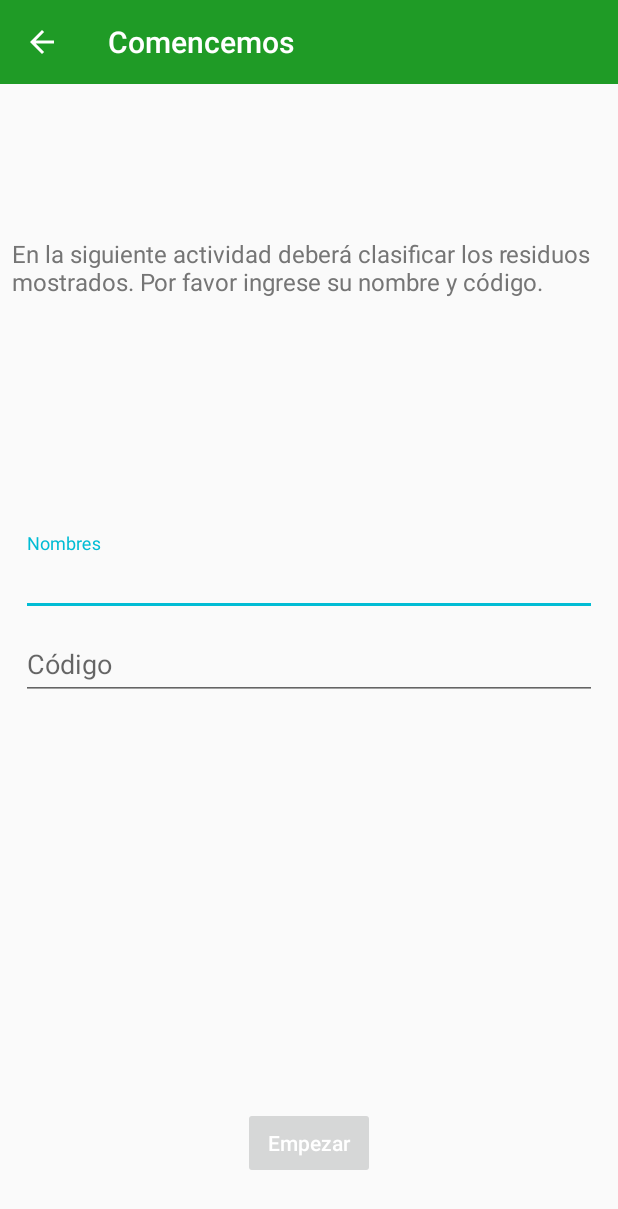
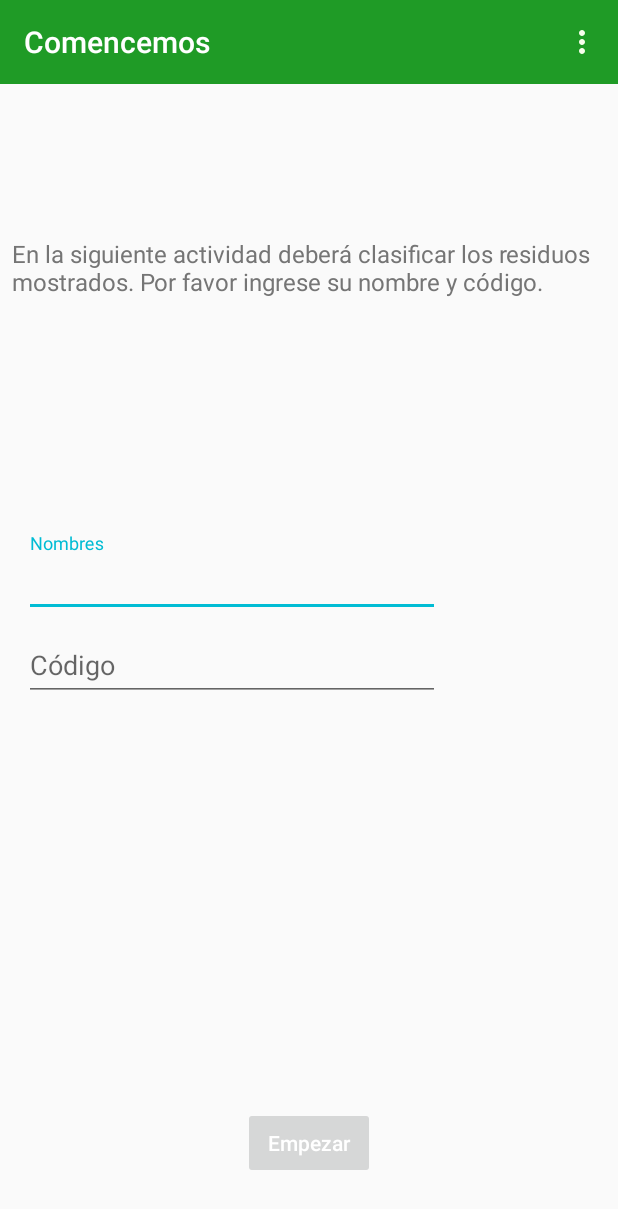
Before and after one commit to FabioGeney/BestPlanet, an Android app: the screen it shows after launch (FormularioActivity), on a phone screen of 412 x 824 dp. Shown: the top 1209 px of the screen. Run offline under Robolectric (Android 15) with nearby library versions, the phone set to English and light mode, and no system bars; our stand-ins replace Firebase (no records; nobody signed in at launch, a user with empty details on screens opened directly).

Commit message:
Creditos, inhabilitar boton atras

```diff
--- a/app/src/main/AndroidManifest.xml
+++ b/app/src/main/AndroidManifest.xml
@@ -24,6 +24,7 @@
                 android:value=".FormularioActivity" />
         </activity>
         <activity android:name=".MainActivity"
+            android:screenOrientation="portrait"
             android:theme="@style/AppTheme.NoActionBar">
         </activity>
     </application>
--- a/app/src/main/java/com/proyecto/bestplane/Calificacion.java
+++ b/app/src/main/java/com/proyecto/bestplane/Calificacion.java
@@ -49,6 +49,11 @@ public class Calificacion extends AppCompatActivity {
         });
         mRecyclerView.setLayoutManager(layoutManager);
         mRecyclerView.setAdapter(tipsAdapter);
+
+    }
+
+    @Override
+    public void onBackPressed() {
 
     }
 
--- a/app/src/main/java/com/proyecto/bestplane/FormularioActivity.java
+++ b/app/src/main/java/com/proyecto/bestplane/FormularioActivity.java
@@ -1,13 +1,18 @@
 package com.proyecto.bestplane;
 
+        import android.content.DialogInterface;
         import android.content.Intent;
         import android.support.annotation.NonNull;
+        import android.support.v7.app.AlertDialog;
         import android.support.v7.app.AppCompatActivity;
         import android.os.Bundle;
         import android.support.v7.widget.Toolbar;
         import android.text.Editable;
         import android.text.TextWatcher;
         import android.util.Log;
+        import android.view.Menu;
+        import android.view.MenuInflater;
+        import android.view.MenuItem;
         import android.view.MotionEvent;
         import android.view.View;
         import android.widget.Button;
@@ -44,7 +49,6 @@ public class FormularioActivity extends AppCompatActivity {
         setContentView(R.layout.activity_formulario);
         Toolbar toolbar = findViewById(R.id.toolbar);
         setSupportActionBar(toolbar);
-        getSupportActionBar().setDisplayHomeAsUpEnabled(true);
         this.setTitle("Comencemos");
 
         edtnombres =findViewById(R.id.edtnombres);
@@ -69,6 +73,32 @@ public class FormularioActivity extends AppCompatActivity {
 
     }
 
+    @Override
+    public boolean onCreateOptionsMenu(Menu menu) {
+        MenuInflater inflater = getMenuInflater();
+        inflater.inflate(R.menu.action_bar_menu, menu);
+        return true;
+    }
+
+    @Override
+    public boolean onOptionsItemSelected(MenuItem item) {
+        switch (item.getItemId()){
+            case R.id.opciones:
+                AlertDialog.Builder alert = new AlertDialog.Builder(this);
+                alert.setTitle("Acerca de");
+                alert.setMessage("Esta aplicación fue desarrollada por el estudiante de ingeniería de sistemas, Fabio Andres Geney Barros. Para la CÁTEDRA RODOLFO LOW MAUS: EDUCACIÓN EN CAMBIO CLIMÁTICO II-2018.\n");
+                alert.setPositiveButton("Aceptar", new DialogInterface.OnClickListener() {
+                    @Override
+                    public void onClick(DialogInterface dialog, int which) {
+
+                    }
+                });
+                alert.show();
+                return true;
+            default:
+                return super.onOptionsItemSelected(item);
+        }
+    }
 
     private TextWatcher loginTextWatcher = new TextWatcher() {
         @Override
--- /dev/null
+++ b/app/src/main/res/drawable/ic_opciones.xml
@@ -0,0 +1,5 @@
+<vector android:height="24dp" android:tint="#F7FFEC"
+    android:viewportHeight="24.0" android:viewportWidth="24.0"
+    android:width="24dp" xmlns:android="http://schemas.android.com/apk/res/android">
+    <path android:fillColor="#FF000000" android:pathData="M12,8c1.1,0 2,-0.9 2,-2s-0.9,-2 -2,-2 -2,0.9 -2,2 0.9,2 2,2zM12,10c-1.1,0 -2,0.9 -2,2s0.9,2 2,2 2,-0.9 2,-2 -0.9,-2 -2,-2zM12,16c-1.1,0 -2,0.9 -2,2s0.9,2 2,2 2,-0.9 2,-2 -0.9,-2 -2,-2z"/>
+</vector>
--- a/app/src/main/res/layout/activity_calificacion.xml
+++ b/app/src/main/res/layout/activity_calificacion.xml
@@ -30,13 +30,11 @@
         <RatingBar
             android:id="@+id/estrallas"
             android:layout_width="wrap_content"
-            android:layout_height="0dp"
+            android:layout_height="wrap_content"
             android:layout_marginStart="8dp"
             android:layout_marginLeft="8dp"
-            android:layout_marginTop="8dp"
             android:layout_marginEnd="8dp"
             android:layout_marginRight="8dp"
-            android:layout_marginBottom="8dp"
             android:isIndicator="true"
             android:stepSize="0.05"
             android:theme="@style/RatingBar"
--- a/app/src/main/res/layout/activity_formulario.xml
+++ b/app/src/main/res/layout/activity_formulario.xml
@@ -15,14 +15,15 @@
 
     <android.support.design.widget.TextInputLayout
         android:id="@+id/textInputLayoutNombres"
-        android:layout_width="wrap_content"
-        android:layout_height="55dp"
+        android:layout_width="0dp"
+        android:layout_height="wrap_content"
         android:layout_marginStart="16dp"
         android:layout_marginLeft="16dp"
         android:layout_marginEnd="16dp"
-        android:layout_marginRight="16dp"
+        android:layout_marginRight="24dp"
         app:layout_constraintBottom_toBottomOf="parent"
         app:layout_constraintEnd_toEndOf="parent"
+        app:layout_constraintHorizontal_bias="0.77"
         app:layout_constraintStart_toStartOf="parent"
         app:layout_constraintTop_toBottomOf="@+id/toolbar"
         app:layout_constraintVertical_bias="0.42000002">
@@ -31,20 +32,21 @@
             android:id="@+id/edtnombres"
             android:layout_width="wrap_content"
             android:layout_height="wrap_content"
-            android:ems="18"
+            android:ems="13"
             android:hint="@string/hint_nombres"
-            android:inputType="textPersonName" />
+            android:inputType="textPersonName"
+            android:paddingRight="32dp" />
 
     </android.support.design.widget.TextInputLayout>
 
     <android.support.design.widget.TextInputLayout
         android:id="@+id/textInputLayoutCodigo"
-        android:layout_width="wrap_content"
+        android:layout_width="0dp"
         android:layout_height="wrap_content"
         android:layout_marginStart="16dp"
         android:layout_marginLeft="16dp"
         android:layout_marginEnd="16dp"
-        android:layout_marginRight="16dp"
+        android:layout_marginRight="24dp"
         app:layout_constraintEnd_toEndOf="parent"
         app:layout_constraintStart_toStartOf="parent"
         app:layout_constraintTop_toBottomOf="@+id/textInputLayoutNombres">
@@ -53,9 +55,11 @@
             android:id="@+id/edtcodigo"
             android:layout_width="wrap_content"
             android:layout_height="wrap_content"
-            android:ems="18"
+            android:ems="13"
             android:hint="@string/hint_codigo"
-            android:inputType="number" />
+            android:inputType="number"
+            android:maxLength="7"
+            android:paddingRight="32dp" />
 
     </android.support.design.widget.TextInputLayout>
 
--- /dev/null
+++ b/app/src/main/res/menu/action_bar_menu.xml
@@ -0,0 +1,10 @@
+<?xml version="1.0" encoding="utf-8"?>
+<menu xmlns:android="http://schemas.android.com/apk/res/android"
+    xmlns:app="http://schemas.android.com/apk/res-auto">
+    <item android:id="@+id/opciones"
+        android:icon="@drawable/ic_opciones"
+        app:title="Acerca de"
+        app:showAsAction="ifRoom"
+         />
+
+</menu>
```
Also changed, not shown: app/src/main/java/com/proyecto/bestplane/MainActivity.java (+8 -2 lines), 2 other files.
